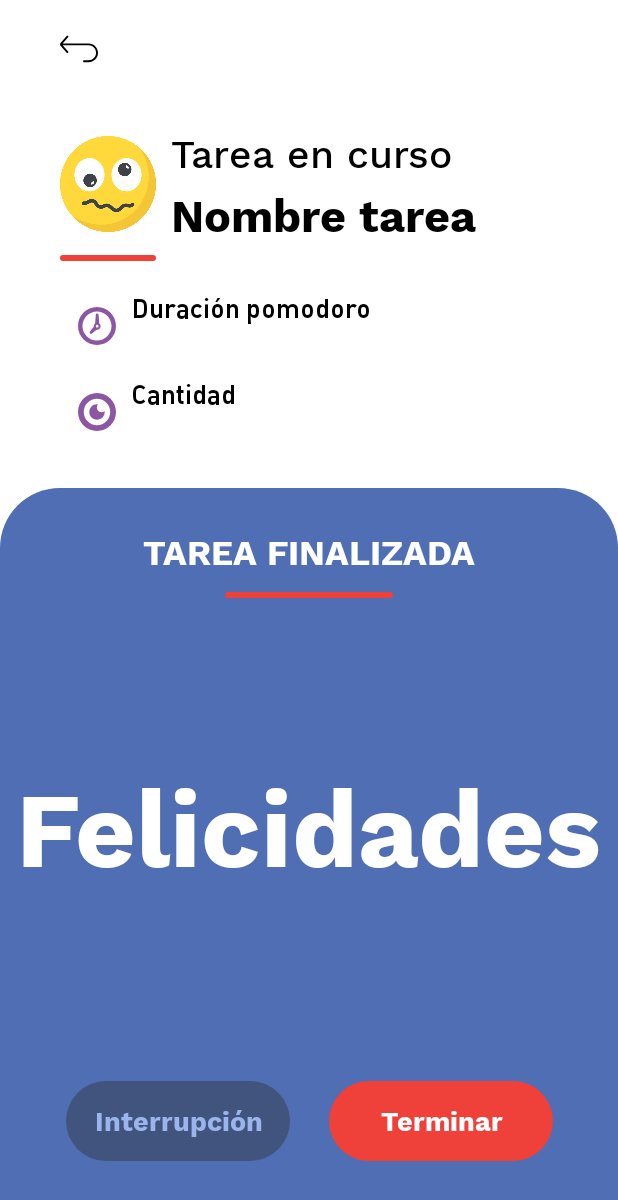
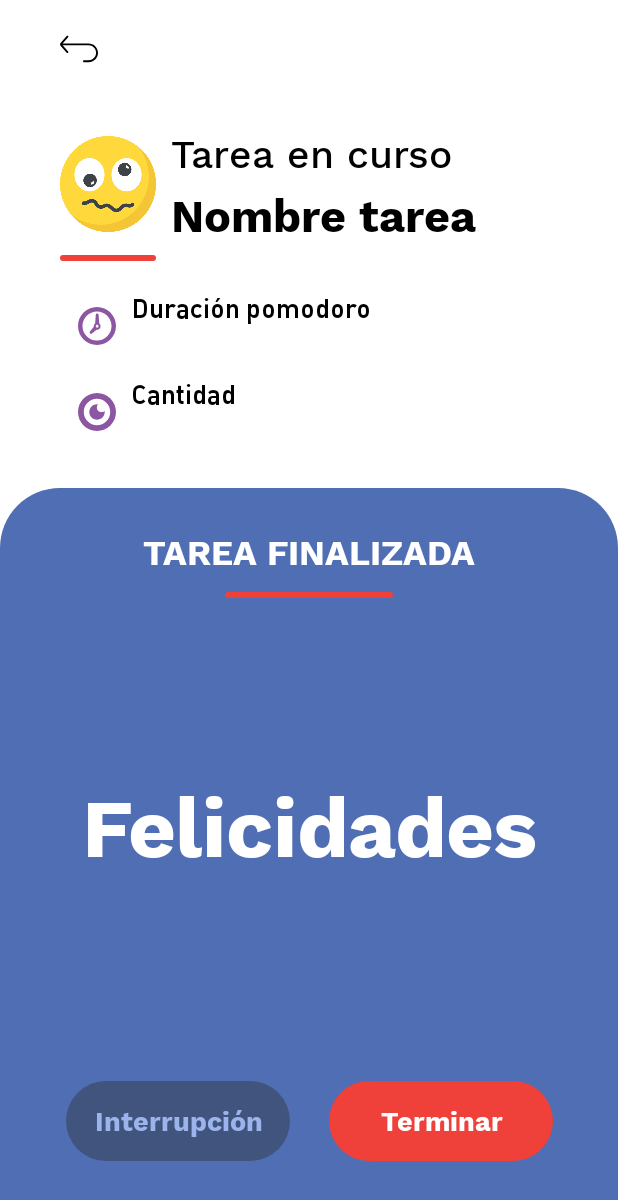
Before and after one commit to RicardoM99160/Balance, an Android app: the OngoingTask screen opened directly, with no data from a screen before it, on a phone screen of 412 x 824 dp. Shown: the top 1200 px of the screen. Run offline under Robolectric (Android 15) with nearby library versions, the phone set to English and light mode, and no system bars; 12 statements that could not run were skipped.

Commit message:
Proyecto fase 2

```diff
--- a/Balance/app/src/main/java/com/domos/balance/OngoingTask.java
+++ b/Balance/app/src/main/java/com/domos/balance/OngoingTask.java
@@ -14,10 +14,10 @@ import android.widget.ImageButton;
 import android.widget.ImageView;
 import android.widget.TextView;
 
-import com.domos.balance.data.Task;
-
 import java.text.SimpleDateFormat;
 import java.util.concurrent.TimeUnit;
+
+import com.domos.balance.data.Task;
 
 public class OngoingTask extends AppCompatActivity {
 
@@ -98,6 +98,7 @@ public class OngoingTask extends AppCompatActivity {
 
                     //Le muestro el mensaje de exito al usuario
                     txtCurrentPomodoro.setText("Tarea finalizada");
+                    txtTimer.setTextSize(55);
                     txtTimer.setText("Felicidades");
                 }
 
--- a/Balance/app/src/main/java/com/domos/balance/adapters/TaskAdapter.java
+++ b/Balance/app/src/main/java/com/domos/balance/adapters/TaskAdapter.java
@@ -1,6 +1,5 @@
 package com.domos.balance.adapters;
 
-import android.content.Intent;
 import android.view.LayoutInflater;
 import android.view.View;
 import android.view.ViewGroup;
```
Also changed, not shown: Balance/app/src/main/java/com/domos/balance/CreateTask.java (+1 -8 lines), Balance/app/src/main/AndroidManifest.xml (line endings or trailing spaces), Balance/app/src/main/java/com/domos/balance/adapters/EmojiAdapter.java (line endings or trailing spaces).
